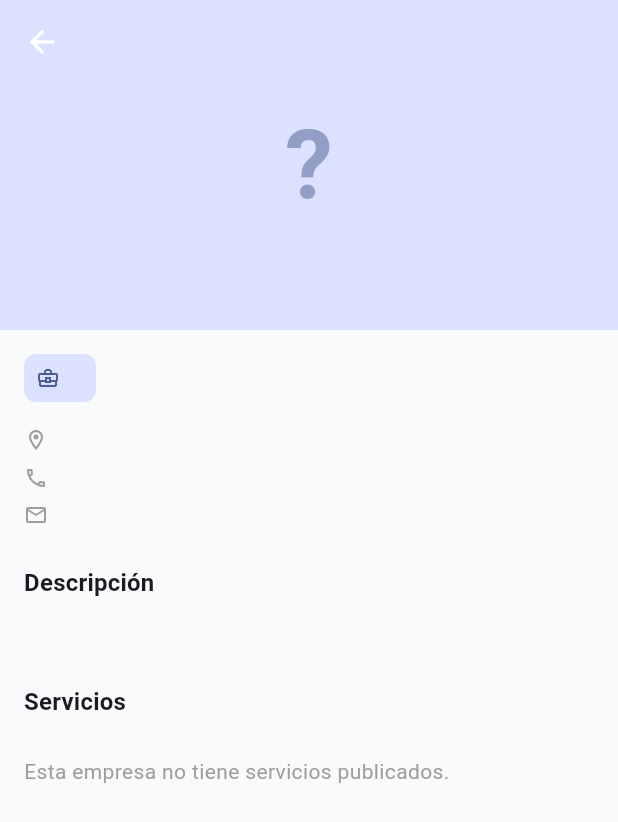
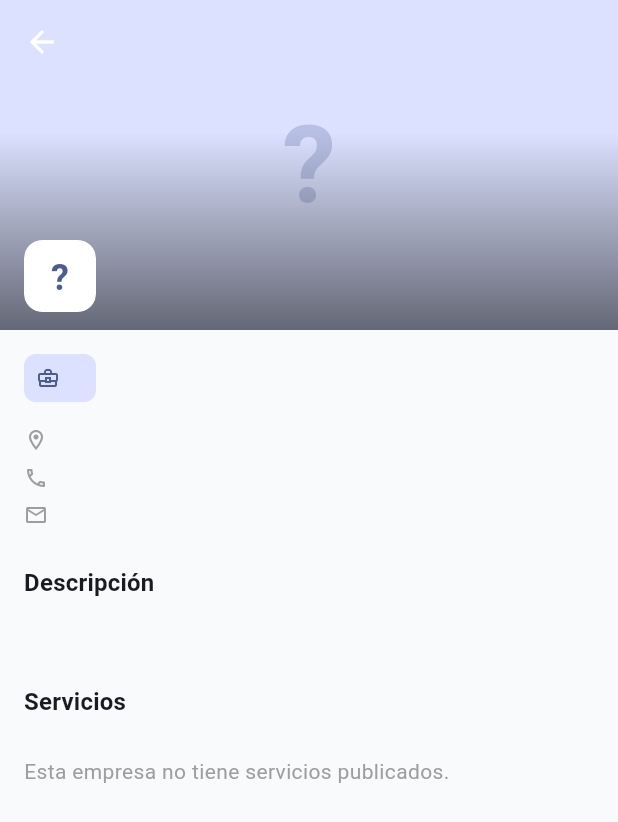
Before and after one commit to JordiCosM/proyecto_2DAM_Jordi, a Flutter app: the EmpresaDetailScreen screen opened directly with empty values, on a phone screen of 412 x 824 dp. Shown: the top 822 px of the screen. Run offline on Flutter 3.47's test engine with Material 3 defaults, Android fonts, the phone set to English and light mode, and no system bars; our stand-ins replace shared_preferences; accounts and stored records are empty; network calls fail.

Commit message:
Cambiada la forma de visualizar el logo y las imágenes.

```diff
--- a/lib/components/header_component.dart
+++ b/lib/components/header_component.dart
@@ -89,7 +89,7 @@ class _AppHeaderState extends State<AppHeader> {
           onSelected: (value) {
             if (value == 'logout') _logout();
             if (value == 'profile') {
-              // TODO: navegar a editar perfil
+
             }
           },
           itemBuilder: (context) => const [
--- a/lib/screens/empresa/empresa_detail_screen.dart
+++ b/lib/screens/empresa/empresa_detail_screen.dart
@@ -79,22 +79,56 @@ class _EmpresaDetailScreenState extends State<EmpresaDetailScreen> {
             expandedHeight: 220,
             pinned: true,
             flexibleSpace: FlexibleSpaceBar(
-              title: Text(
-                empresa.nombre,
-                style: const TextStyle(
-                  fontWeight: FontWeight.bold,
-                  fontSize: 16,
-                  shadows: [Shadow(blurRadius: 6, color: Colors.black54)],
-                ),
+              title: Row(
+                crossAxisAlignment: CrossAxisAlignment.center,
+                mainAxisSize: MainAxisSize.min,
+                children: [
+                  ClipRRect(
+                    borderRadius: BorderRadius.circular(8),
+                    child: empresa.logoUrlAbsoluta != null
+                        ? Image.network(
+                            empresa.logoUrlAbsoluta!,
+                            width: 32,
+                            height: 32,
+                            fit: BoxFit.cover,
+                            errorBuilder: (_, __, ___) =>
+                                _LogoMini(nombre: empresa.nombre),
+                          )
+                        : _LogoMini(nombre: empresa.nombre),
+                  ),
+                  const SizedBox(width: 8),
+                  Flexible(
+                    child: Text(
+                      empresa.nombre,
+                      style: const TextStyle(
+                        fontWeight: FontWeight.bold,
+                        fontSize: 15,
+                        color: Colors.white,
+                        shadows: [Shadow(blurRadius: 6, color: Colors.black87)],
+                      ),
+                      maxLines: 1,
+                      overflow: TextOverflow.ellipsis,
+                    ),
+                  ),
+                ],
               ),
-              background: empresa.logoUrlAbsoluta != null
-                  ? Image.network(
-                      empresa.logoUrlAbsoluta!,
-                      fit: BoxFit.cover,
-                      errorBuilder: (_, __, ___) =>
-                          _LogoPlaceholder(nombre: empresa.nombre),
-                    )
-                  : _LogoPlaceholder(nombre: empresa.nombre),
+              titlePadding: const EdgeInsets.only(left: 16, bottom: 12),
+              background: Stack(
+                fit: StackFit.expand,
+                children: [
+                  _AppBarBackground(empresa: empresa),
+                  const DecoratedBox(
+                    decoration: BoxDecoration(
+                      gradient: LinearGradient(
+                        begin: Alignment.topCenter,
+                        end: Alignment.bottomCenter,
+                        colors: [Colors.transparent, Colors.black54],
+                        stops: [0.4, 1.0],
+                      ),
+                    ),
+                  ),
+                ],
+              ),
             ),
           ),
 
@@ -303,28 +337,6 @@ class _GaleriaViewerState extends State<_GaleriaViewer> {
                 size: 64,
               ),
             ),
-          ),
-        ),
-      ),
-    );
-  }
-}
-
-class _LogoPlaceholder extends StatelessWidget {
-  final String nombre;
-  const _LogoPlaceholder({required this.nombre});
-
-  @override
-  Widget build(BuildContext context) {
-    return Container(
-      color: Theme.of(context).colorScheme.primaryContainer,
-      child: Center(
-        child: Text(
-          nombre.isNotEmpty ? nombre[0].toUpperCase() : '?',
-          style: TextStyle(
-            fontSize: 64,
-            fontWeight: FontWeight.bold,
-            color: Theme.of(context).colorScheme.primary.withValues(alpha: 0.5),
           ),
         ),
       ),
@@ -1037,3 +1049,75 @@ class _SlotsWidget extends StatelessWidget {
     );
   }
 }
+
+class _AppBarBackground extends StatelessWidget {
+  final Empresa empresa;
+  const _AppBarBackground({required this.empresa});
+
+  @override
+  Widget build(BuildContext context) {
+    final bgUrl = empresa.imagenesAbsolutas.isNotEmpty
+        ? empresa.imagenesAbsolutas.first
+        : empresa.logoUrlAbsoluta;
+
+    if (bgUrl != null) {
+      return Image.network(
+        bgUrl,
+        fit: BoxFit.cover,
+        errorBuilder: (_, __, ___) => _ColorBackground(nombre: empresa.nombre),
+      );
+    }
+    return _ColorBackground(nombre: empresa.nombre);
+  }
+}
+
+class _ColorBackground extends StatelessWidget {
+  final String nombre;
+  const _ColorBackground({required this.nombre});
+
+  @override
+  Widget build(BuildContext context) {
+    return ColoredBox(
+      color: Theme.of(context).colorScheme.primaryContainer,
+      child: Center(
+        child: Text(
+          nombre.isNotEmpty ? nombre[0].toUpperCase() : '?',
+          style: TextStyle(
+            fontSize: 72,
+            fontWeight: FontWeight.bold,
+            color: Theme.of(
+              context,
+            ).colorScheme.primary.withValues(alpha: 0.25),
+          ),
+        ),
+      ),
+    );
+  }
+}
+
+class _LogoMini extends StatelessWidget {
+  final String nombre;
+  const _LogoMini({required this.nombre});
+
+  @override
+  Widget build(BuildContext context) {
+    return Container(
+      width: 32,
+      height: 32,
+      decoration: BoxDecoration(
+        color: Colors.white,
+        borderRadius: BorderRadius.circular(8),
+      ),
+      child: Center(
+        child: Text(
+          nombre.isNotEmpty ? nombre[0].toUpperCase() : '?',
+          style: TextStyle(
+            fontSize: 16,
+            fontWeight: FontWeight.bold,
+            color: Theme.of(context).colorScheme.primary,
+          ),
+        ),
+      ),
+    );
+  }
+}
--- a/lib/screens/reservation/reservation_history_screen.dart
+++ b/lib/screens/reservation/reservation_history_screen.dart
@@ -94,6 +94,17 @@ class _ReservationHistoryScreenState extends State<ReservationHistoryScreen>
           nombreEmpresa: empresa?.nombre ?? '—',
         );
       }).toList();
+
+      for (final d in _todas) {
+        debugPrint(
+          '  id:${d.reserva.id} '
+          'fecha:"${d.reserva.fecha}" '
+          'horaInicio:"${d.reserva.horaInicio}" '
+          'dateTime:${d.reserva.dateTime} '
+          'estado:${d.reserva.estado} '
+          'isAfterNow:${d.reserva.dateTime.isAfter(DateTime.now())}',
+        );
+      }
 
       _todas.sort((a, b) => a.reserva.dateTime.compareTo(b.reserva.dateTime));
 
```
